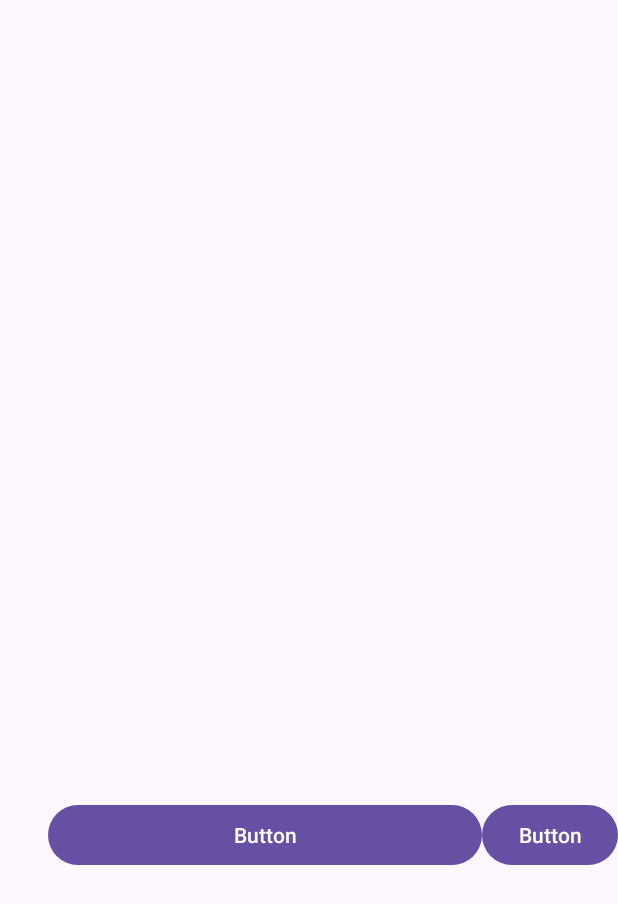
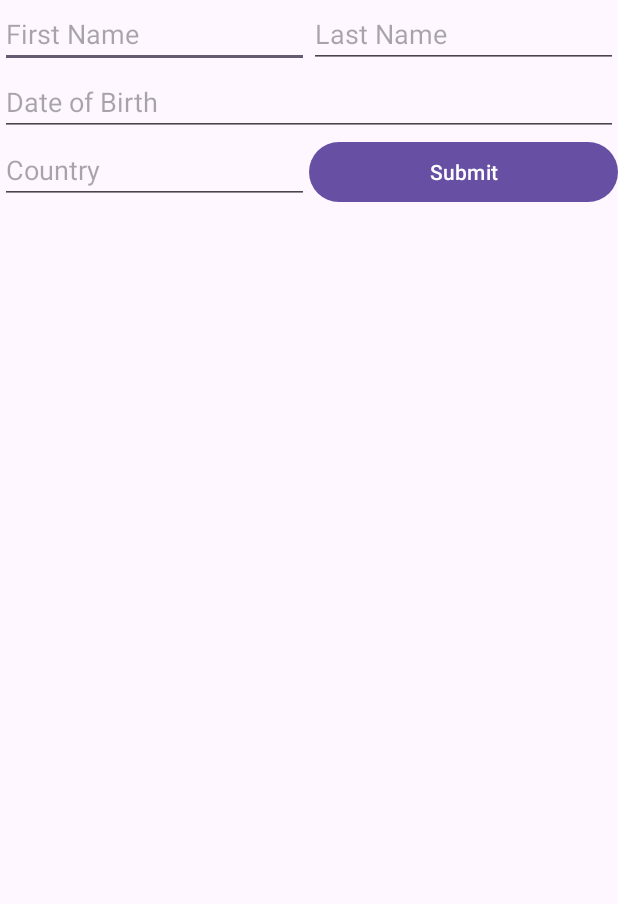
Before and after one commit to zeeshanchana95/android-fundamentals, an Android app: the screen it shows after launch (MainActivity), on a phone screen of 412 x 824 dp. Shown: the top 904 px of the screen. Run offline under Robolectric (Android 15) with nearby library versions, the phone set to English and light mode, and no system bars.

Commit message:
add app to practice chains and guidlines in constraint layout

```diff
--- a/app/src/main/res/layout/activity_main.xml
+++ b/app/src/main/res/layout/activity_main.xml
@@ -10,23 +10,60 @@
     android:padding="16dp"
     tools:context=".MainActivity">
 
-    <Button
-        android:id="@+id/button7"
-        android:layout_width="wrap_content"
+    <EditText
+        android:id="@+id/editTextText"
+        android:layout_width="0dp"
         android:layout_height="wrap_content"
-        android:text="Button"
-        app:layout_constraintBaseline_toBaselineOf="@+id/button8"
+        android:ems="10"
+        android:hint="First Name"
+        android:inputType="text"
+        app:layout_constraintEnd_toStartOf="@+id/editTextText2"
+        app:layout_constraintHorizontal_bias="0.5"
+        app:layout_constraintStart_toStartOf="parent"
+        app:layout_constraintTop_toTopOf="parent" />
+
+    <EditText
+        android:id="@+id/editTextText2"
+        android:layout_width="0dp"
+        android:layout_height="wrap_content"
+        android:ems="10"
+        android:hint="Last Name"
+        android:inputType="text"
         app:layout_constraintEnd_toEndOf="parent"
-        app:layout_constraintStart_toEndOf="@+id/button8" />
+        app:layout_constraintHorizontal_bias="0.5"
+        app:layout_constraintStart_toEndOf="@+id/editTextText"
+        app:layout_constraintTop_toTopOf="parent" />
+
+    <EditText
+        android:id="@+id/editTextText3"
+        android:layout_width="0dp"
+        android:layout_height="wrap_content"
+        android:ems="10"
+        android:hint="Date of Birth"
+        android:inputType="text"
+        app:layout_constraintEnd_toEndOf="parent"
+        app:layout_constraintStart_toStartOf="parent"
+        app:layout_constraintTop_toBottomOf="@+id/editTextText" />
+
+    <EditText
+        android:id="@+id/editTextText4"
+        android:layout_width="0dp"
+        android:layout_height="wrap_content"
+        android:ems="10"
+        android:hint="Country"
+        android:inputType="text"
+        app:layout_constraintEnd_toStartOf="@+id/button14"
+        app:layout_constraintHorizontal_bias="0.5"
+        app:layout_constraintStart_toStartOf="parent"
+        app:layout_constraintTop_toBottomOf="@+id/editTextText3" />
 
     <Button
-        android:id="@+id/button8"
+        android:id="@+id/button14"
         android:layout_width="0dp"
         android:layout_height="wrap_content"
-        android:layout_marginStart="32dp"
-        android:layout_marginBottom="243dp"
-        android:text="Button"
-        app:layout_constraintBottom_toBottomOf="parent"
-        app:layout_constraintEnd_toStartOf="@+id/button7"
-        app:layout_constraintStart_toStartOf="parent" />
+        android:text="Submit"
+        app:layout_constraintEnd_toEndOf="parent"
+        app:layout_constraintHorizontal_bias="0.5"
+        app:layout_constraintStart_toEndOf="@+id/editTextText4"
+        app:layout_constraintTop_toBottomOf="@+id/editTextText3" />
 </androidx.constraintlayout.widget.ConstraintLayout>
```
